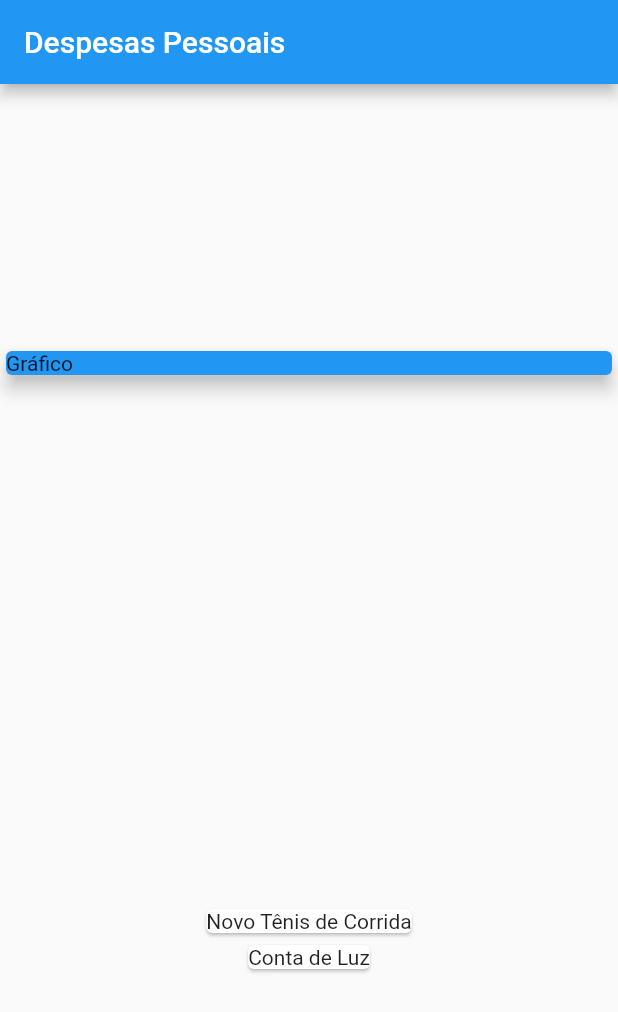
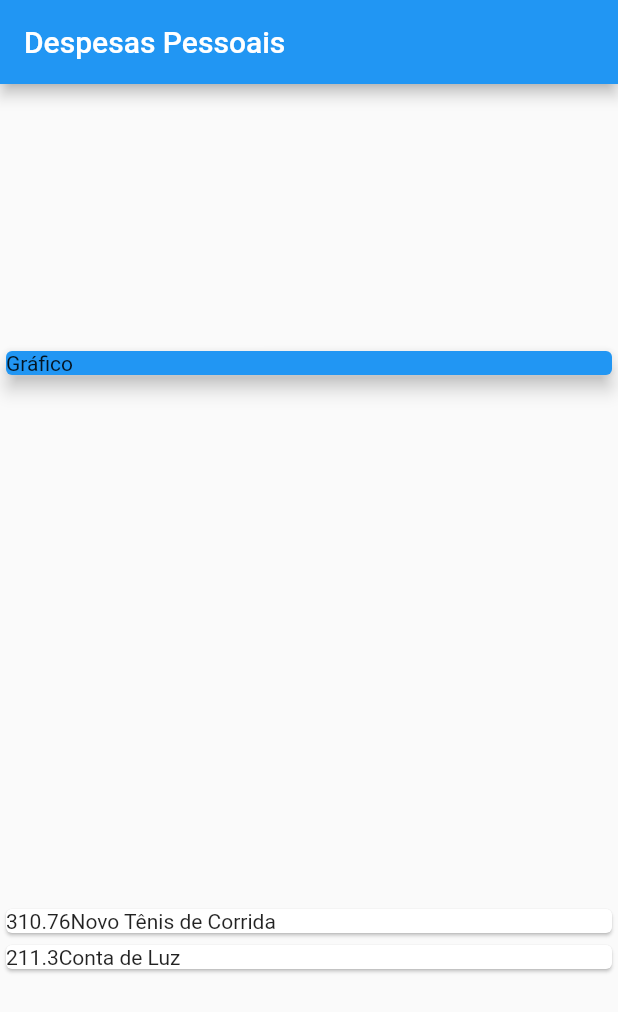
Before and after one commit to KaiqueMunhoz/ryc_expenses, a Flutter app: the screen it shows after launch, on a phone screen of 412 x 824 dp. Shown: the top 1012 px of the screen. Run offline on Flutter 3.47's test engine with Material 2 defaults, Android fonts, the phone set to English and light mode, and no system bars.

Commit message:
feat: Add transaction.value as the first child of a Row

```diff
--- a/lib/main.dart
+++ b/lib/main.dart
@@ -50,7 +50,12 @@ class MyHomePage extends StatelessWidget {
           Column(
             children: _transactions.map((transaction) {
               return Card(
-                child: Text(transaction.title),
+                child: Row(
+                  children: [
+                    Text(transaction.value.toString()),
+                    Text(transaction.title),
+                  ],
+                ),
               );
             }).toList(),
           ),
```
